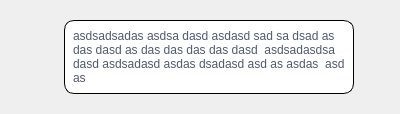
The window that send.ui (ahmadmaaz/HZA-Messenger) describes before a commit, drawn with Qt 5.
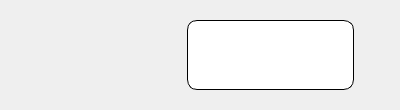
The same window after the commit. Icons and pictures are not drawn.

```diff
--- a/send.ui
+++ b/send.ui
@@ -75,13 +75,13 @@
            <item>
             <widget class="QLabel" name="label_2">
              <property name="sizePolicy">
-              <sizepolicy hsizetype="MinimumExpanding" vsizetype="Minimum">
+              <sizepolicy hsizetype="MinimumExpanding" vsizetype="MinimumExpanding">
                <horstretch>0</horstretch>
                <verstretch>0</verstretch>
               </sizepolicy>
              </property>
              <property name="text">
-              <string>asdsadsadas asdsa dasd asdasd sad sa dsad as das dasd as das das das das dasd  asdsadasdsa dasd asdsadasd asdas dsadasd asd as asdas  asd as </string>
+              <string/>
              </property>
              <property name="wordWrap">
               <bool>true</bool>
```
Left out of the diff: 1 changed line with no effect on the pictures.
